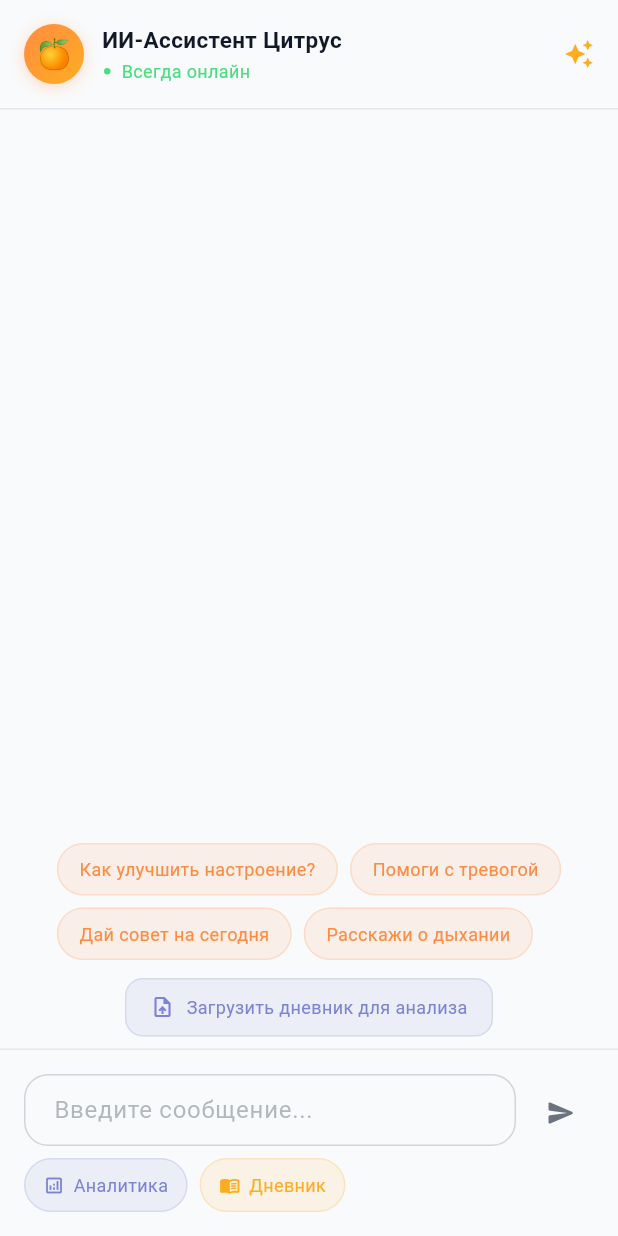
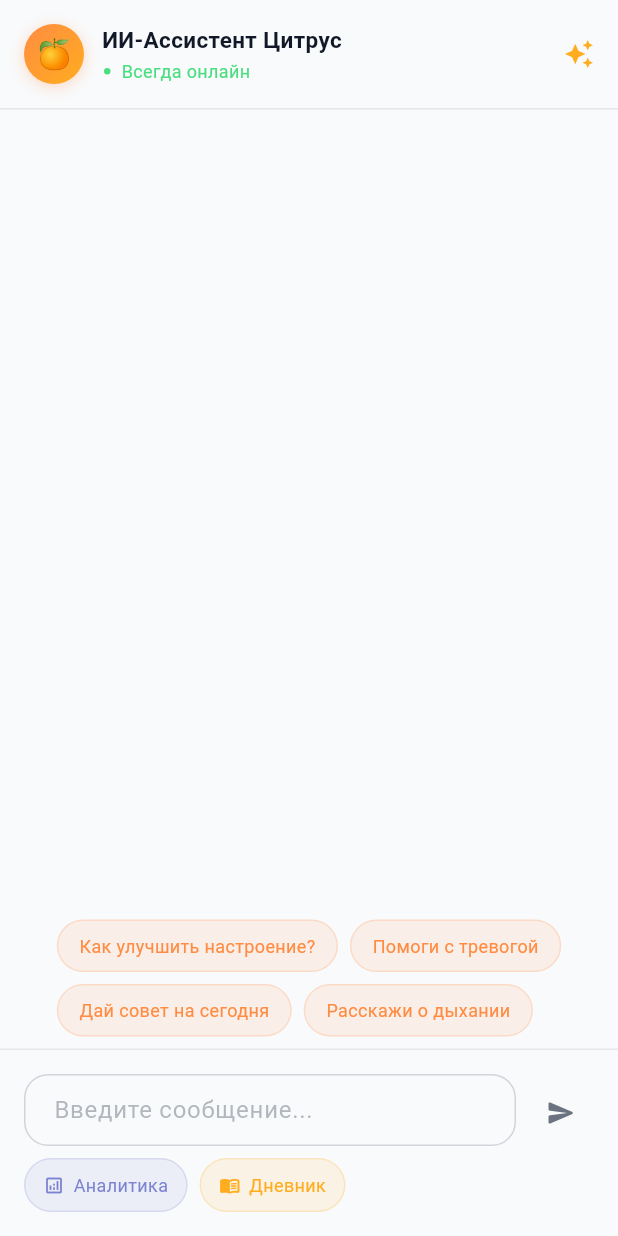
Before and after one commit to imaO0O/citrus-app, a Flutter app: the ChatScreen screen opened directly, on a phone screen of 412 x 824 dp. Run offline on Flutter 3.47's test engine with Material 3 defaults, Android fonts, the phone set to English and light mode, and no system bars; our stand-ins replace cached_network_image, flutter_bloc, flutter_markdown, flutter_secure_storage, go_router, image_picker and 4 more; accounts and stored records are empty.

Commit message:
refactor: убрать дублирующую кнопку загрузки дневника из подсказок
- Убрана кнопка 'Загрузить дневник для анализа' из начальных подсказок
- Кнопки 'Аналитика' и 'Дневник' оставлены в нижней панели ввода
- Избегаем дублирования функциональности в интерфейсе

```diff
--- a/apps/flutter_app/lib/screens/chat_screen.dart
+++ b/apps/flutter_app/lib/screens/chat_screen.dart
@@ -500,9 +500,7 @@ class _ChatScreenState extends State<ChatScreen> {
   Widget _buildSuggestions() {
     return Padding(
       padding: const EdgeInsets.fromLTRB(16, 0, 16, 8),
-      child: Column(
-        children: [
-          Wrap(
+      child: Wrap(
         spacing: 8,
         runSpacing: 8,
         children: _suggestions.map((hint) {
@@ -522,33 +520,6 @@ class _ChatScreenState extends State<ChatScreen> {
             ),
           );
         }).toList(),
-          ),
-          SizedBox(height: 12),
-          GestureDetector(
-            onTap: () {
-              _sendMessage(text: '\u0417\u0430\u0433\u0440\u0443\u0436\u0430\u044E \u0434\u043D\u0435\u0432\u043D\u0438\u043A \u0434\u043B\u044F \u0430\u043D\u0430\u043B\u0438\u0437\u0430');
-            },
-            child: Container(
-              padding: const EdgeInsets.symmetric(horizontal: 16, vertical: 10),
-              decoration: BoxDecoration(
-                color: AppColors.citrusPurple.withOpacity(0.1),
-                borderRadius: BorderRadius.circular(12),
-                border: Border.all(color: AppColors.citrusPurple.withOpacity(0.2)),
-              ),
-              child: Row(
-                mainAxisSize: MainAxisSize.min,
-                children: [
-                  Icon(Icons.upload_file, color: AppColors.citrusPurple, size: 16),
-                  SizedBox(width: 8),
-                  Text(
-                    '\u0417\u0430\u0433\u0440\u0443\u0437\u0438\u0442\u044C \u0434\u043D\u0435\u0432\u043D\u0438\u043A \u0434\u043B\u044F \u0430\u043D\u0430\u043B\u0438\u0437\u0430',
-                    style: TextStyle(color: AppColors.citrusPurple, fontSize: 12),
-                  ),
-                ],
-              ),
-            ),
-          ),
-        ],
       ),
     );
   }
```
Lines whose indentation alone changed are shown as unchanged.
